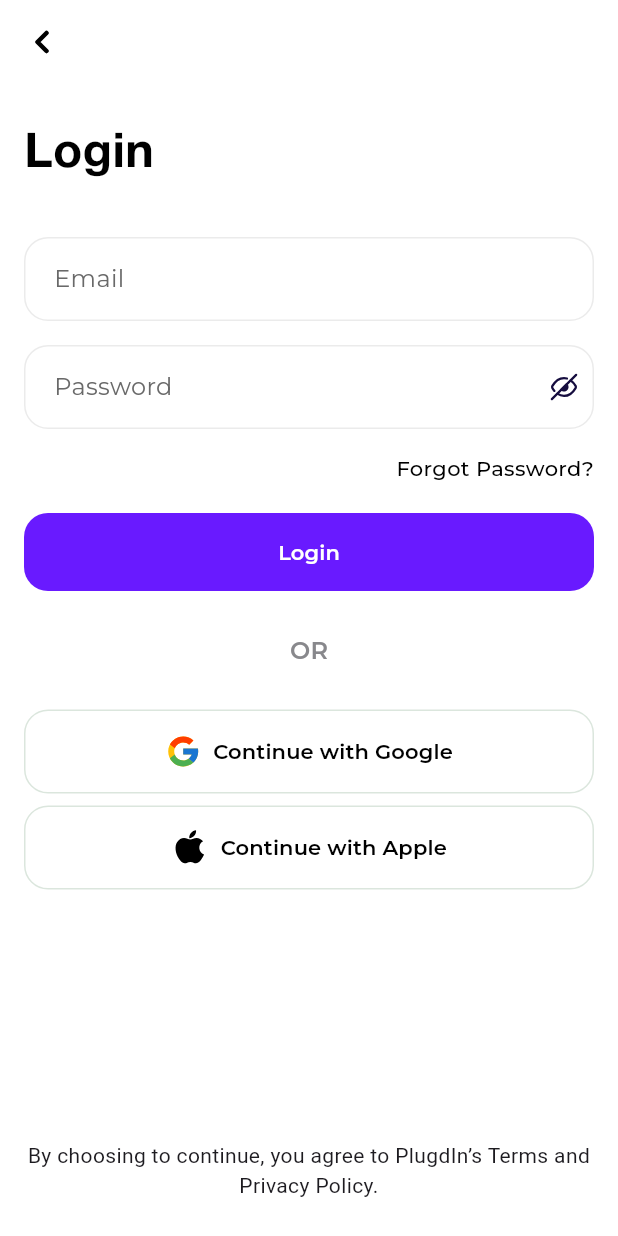
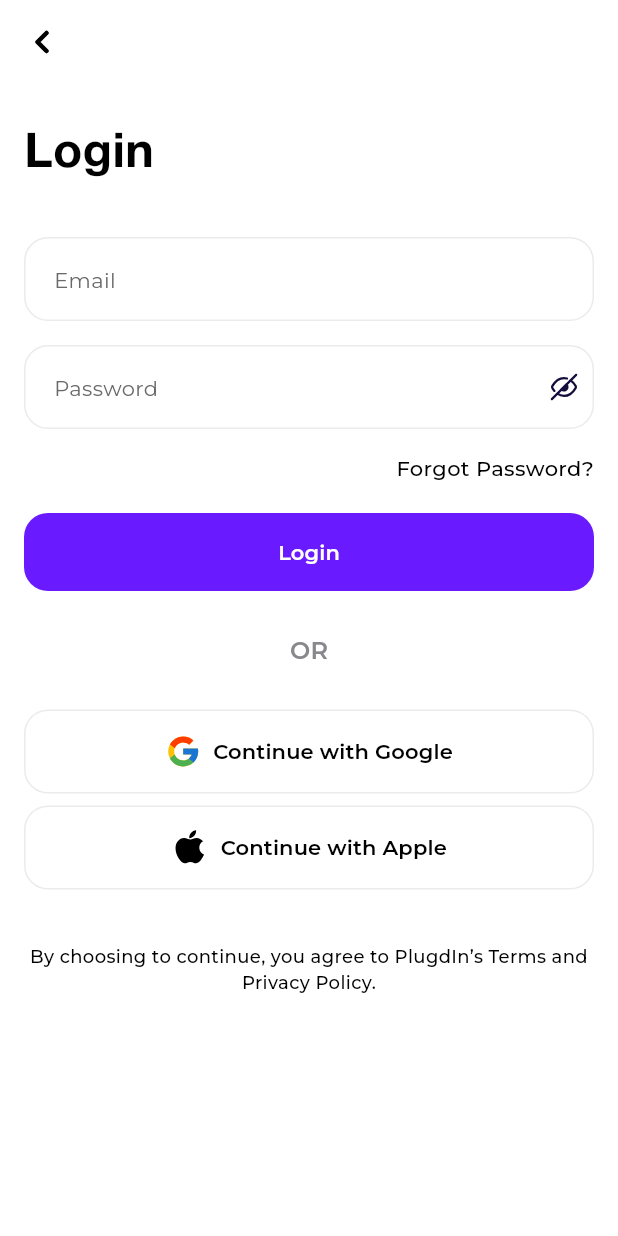
Before and after one commit to Manas1255/PlugdIn, a Flutter app: the LoginScreen screen opened by its route, on a phone screen of 412 x 824 dp. Run offline on Flutter 3.47's test engine with Material 3 defaults, Android fonts, the phone set to English and light mode, and no system bars; drawn by our look-alikes of toastification; our stand-ins replace bloc, cached_network_image, device_info_plus, device_preview, dio, equatable and 10 more; missing offline and left inert: stream_chat_flutter; accounts and stored records are empty; generated files the repository leaves out were written again.

Commit message:
Feat: Login Screen UI completed with test cases

```diff
--- a/lib/constants/app_colors.dart
+++ b/lib/constants/app_colors.dart
@@ -8,13 +8,14 @@ abstract class AppColors {
   static const secondaryColor = Color(0xFF691AFF);
   static const grey = Color(0xFFB3B3B3);
   static const greyShade2 = Color(0xFF88888C);
+  static const lightGreyColor = Color(0xFFEBEBEB);
   static const darkGrey = Color(0xFF565656);
   static const offWhite = Color(0xFFDBE6DD);
 
   ///My colors end
 
   static const darkGreyTextColor = Color(0xFF696969);
-  static const lightGreyColor = Color(0xFFEBEBEB);
+
   static const lightGreyShade2 = Color(0xFFF9F9F9);
   static const lightGreyShade3 = Color(0XFF8080808C);
   static const lightGreyShade4 = Color(0XFFE6E6E6);
--- a/lib/constants/asset_paths.dart
+++ b/lib/constants/asset_paths.dart
@@ -6,7 +6,7 @@ class AssetPaths {
 
   ///Icons
   // static const appLogo = '${_svg}logo.svg';
-  static const eye = '${_svg}eye.svgs';
+  static const eye = '${_svg}eye.svg';
   static const eyeOff = '${_svg}eye_slash.svg';
   static const calenderIcon = '${_svg}calendar.svgs';
   static const toastSuccess = '${_svg}toast-success.svgs';
--- a/lib/features/onboarding/presentation/views/login_screen.dart
+++ b/lib/features/onboarding/presentation/views/login_screen.dart
@@ -4,6 +4,7 @@ import 'package:go_router/go_router.dart';
 import 'package:plugdin/constants/app_colors.dart';
 import 'package:plugdin/constants/app_text_style.dart';
 import 'package:plugdin/constants/asset_paths.dart';
+import 'package:plugdin/utils/helpers/focus_handler.dart';
 import 'package:plugdin/utils/widgets/core_widgets/export.dart';
 
 class LoginScreen extends StatelessWidget {
@@ -14,7 +15,8 @@ class LoginScreen extends StatelessWidget {
 
   @override
   Widget build(BuildContext context) {
-    return Scaffold(
+    return FocusHandler(
+      child: Scaffold(
         appBar: AppBar(
           leading: IconButton(
             icon: SvgPicture.asset(
@@ -25,15 +27,13 @@ class LoginScreen extends StatelessWidget {
             },
           ),
         ),
-      body: Padding(
+        body: SingleChildScrollView(
+          child: Padding(
             padding: const EdgeInsetsDirectional.symmetric(
               horizontal: 16,
               vertical: 24,
             ),
             child: Column(
-          mainAxisAlignment: MainAxisAlignment.spaceBetween,
-          children: [
-            Column(
               crossAxisAlignment: CrossAxisAlignment.start,
               children: [
                 Text(
@@ -89,27 +89,31 @@ class LoginScreen extends StatelessWidget {
                 const SizedBox(
                   height: 24,
                 ),
-                PIButton.tertiary(
+                PIButton.secondary(
                   text: 'Continue with Google',
                   prefixIcon: SvgPicture.asset(
                     AssetPaths.googleIcon,
                   ),
                   onPressed: () {},
                 ),
-                PIButton.tertiary(
+                PIButton.secondary(
                   text: 'Continue with Apple',
                   prefixIcon: SvgPicture.asset(
                     AssetPaths.appleIcon,
                   ),
                   onPressed: () {},
                 ),
-              ],
+                const SizedBox(
+                  height: 32,
                 ),
                 Text(
                   'By choosing to continue, you agree to PlugdIn’s Terms and Privacy Policy.',
                   textAlign: TextAlign.center,
+                  style: context.b3,
                 ),
               ],
+            ),
+          ),
         ),
       ),
     );
--- a/lib/features/onboarding/presentation/views/welcome_screen.dart
+++ b/lib/features/onboarding/presentation/views/welcome_screen.dart
@@ -34,7 +34,7 @@ class _OnboardingScreenState extends State<OnboardingScreen> {
             Text(
               'Your event, your way, we’ll connect you with the best.',
               textAlign: TextAlign.center,
-              style: context.t1,
+              style: context.t1White,
             ),
           ],
         ),
--- a/lib/utils/widgets/core_widgets/button.dart
+++ b/lib/utils/widgets/core_widgets/button.dart
@@ -53,7 +53,7 @@ class PIButton extends StatelessWidget {
     this.borderWidth = 1.0,
     this.backgroundColor = Colors.transparent,
     this.borderColor = AppColors.offWhite,
-  }) : textColor = AppColors.black,
+  }) : textColor = AppColors.white,
        disabledTextColor = AppColors.black,
        disabledBackgroundColor = AppColors.lightGreyColor,
        loadingColor = AppColors.black;
@@ -68,7 +68,7 @@ class PIButton extends StatelessWidget {
       vertical: 16,
       horizontal: 24,
     ),
-    this.fontWeight = FontWeight.w500,
+    this.fontWeight = FontWeight.w700,
     this.splashColor = Colors.black12,
     this.fontSize = 14,
     this.prefixIcon,
@@ -77,7 +77,7 @@ class PIButton extends StatelessWidget {
     this.isExpanded = true,
     this.iconSpacing,
     this.disabled = false,
-    this.borderColor = AppColors.black,
+    this.borderColor = AppColors.lightGreyColor,
     this.borderWidth = 1.0,
     this.textColor = AppColors.black,
   }) : backgroundColor = AppColors.white,
--- a/lib/utils/widgets/core_widgets/text_field.dart
+++ b/lib/utils/widgets/core_widgets/text_field.dart
@@ -424,7 +424,7 @@ class _PITextFieldState extends State<PITextField> {
                           )
                         : Text(
                             widget.hintText ?? '',
-                            style: context.b1.copyWith(
+                            style: context.b2.copyWith(
                               color:
                                   widget.hintColor ??
                                   AppColors.darkGreyTextColor,
```
Also changed, not shown: lib/constants/app_text_style.dart (+38 -106 lines), assets/svgs/eye.svg (added). Lines whose indentation alone changed are shown as unchanged.
